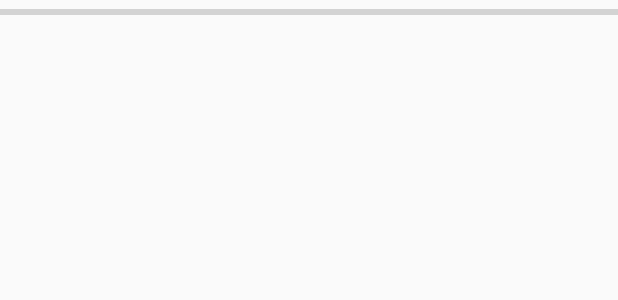
After one commit to tlshenm/DelApp, an Android app: the layout custom_progress_dlg.xml on its own in the app's theme, with its tools: preview values and no code run, on a phone screen of 412 x 824 dp. The commit adds this screen. Shown: the top 300 px of the screen. Run offline under Robolectric (Android 15) with nearby library versions, the phone set to English and light mode, and no system bars.

Commit message:
개발중

```diff
--- a/app/src/main/AndroidManifest.xml
+++ b/app/src/main/AndroidManifest.xml
@@ -10,7 +10,8 @@
         android:roundIcon="@mipmap/ic_launcher_round"
         android:supportsRtl="true"
         android:theme="@style/AppTheme">
-        <activity android:name=".activity.SettingActivity"></activity>
+        <activity android:name=".activity.SubAct"></activity>
+        <activity android:name=".activity.SettingActivity" />
         <activity android:name=".activity.MainActivity">
             <intent-filter>
                 <action android:name="android.intent.action.MAIN" />
--- /dev/null
+++ b/app/src/main/res/layout/custom_progress_dlg.xml
@@ -0,0 +1,30 @@
+<?xml version="1.0" encoding="utf-8"?>
+<LinearLayout xmlns:android="http://schemas.android.com/apk/res/android"
+    android:layout_width="match_parent"
+    android:layout_height="match_parent"
+    android:orientation="vertical">
+        <LinearLayout
+            android:layout_width="match_parent"
+            android:layout_height="wrap_content"
+            android:orientation="vertical">
+                <ProgressBar
+                    android:id="@+id/progress_h"
+                    style="@style/Widget.AppCompat.ProgressBar.Horizontal"
+                    android:layout_width="match_parent"
+                    android:layout_height="wrap_content"
+                    />
+        </LinearLayout>
+
+        <LinearLayout
+            android:layout_width="match_parent"
+            android:layout_height="wrap_content"
+            android:orientation="vertical"
+            android:visibility="gone">
+                <ProgressBar
+                    android:id="@+id/progress_circular"
+                    android:layout_width="match_parent"
+                    android:layout_height="wrap_content"
+                    />
+        </LinearLayout>
+
+</LinearLayout>
```
Also changed, not shown: app/src/main/java/com/sishin/phone/delapp/activity/SubAct.java (added, +16 -0 lines), app/src/main/java/com/sishin/phone/delapp/appFragment.java (+86 -24 lines), app/src/main/java/com/sishin/phone/delapp/base/BaseAsyncTask.java (+28 -3 lines), app/src/main/java/com/sishin/phone/delapp/component/CustomProgressDlg.java (added, +67 -0 lines), app/src/main/res/layout/activity_sub.xml (added, +9 -0 lines), app/src/main/res/layout/fragment_app_list.xml (+13 -8 lines).
